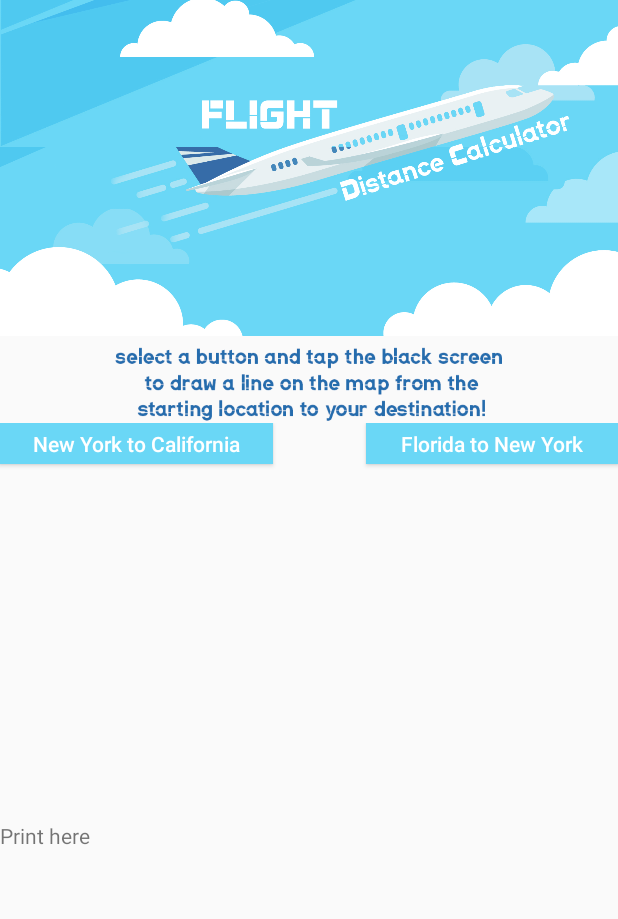
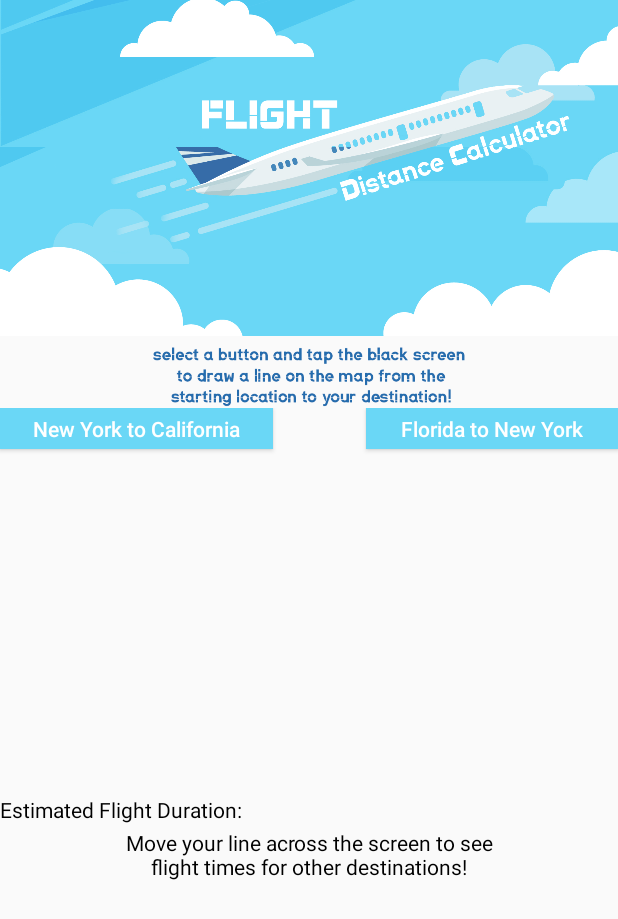
Before and after one commit to emilylakic/cs441-airplanedistancetracker, an Android app: the layout activity_main.xml on its own in the app's theme, with its tools: preview values and no code run, on a phone screen of 412 x 824 dp. Shown: the top 919 px of the screen. Run offline under Robolectric (Android 15) with nearby library versions, the phone set to English and light mode, and no system bars.

Commit message:
Figured out Florida to New York distance boundaries!

```diff
--- a/app/src/main/java/com/example/myapplication/airplanedistance/MainActivity.java
+++ b/app/src/main/java/com/example/myapplication/airplanedistance/MainActivity.java
@@ -75,7 +75,6 @@ public class MainActivity extends AppCompatActivity implements View.OnTouchListe
 
             float y = motionEvent.getY();
 
-
             customSurfaceView.setCircleX(x);
 
             customSurfaceView.setCircleY(y);
@@ -85,8 +84,8 @@ public class MainActivity extends AppCompatActivity implements View.OnTouchListe
                 ((TextView) findViewById(R.id.textview1)).setText("Distance: California");
             }
             //Distance for FL to NY
-            if(x<300 && y<120) {
-                ((TextView) findViewById(R.id.textview1)).setText("Distance: Florida");
+            if(((x>=620) && (x<=650)) && ((y>=90) || (y<=95))) {
+                ((TextView) findViewById(R.id.textview1)).setText("2h 42m");
             }
 
             if (drawLine) {
--- a/app/src/main/java/com/example/myapplication/airplanedistance/MySurface.java
+++ b/app/src/main/java/com/example/myapplication/airplanedistance/MySurface.java
@@ -21,8 +21,6 @@ public class MySurface extends SurfaceView implements SurfaceHolder.Callback {
     private Bitmap nytofl;
     private Bitmap resizedBitmap;
     private Bitmap resizedBitmap1;
-    private int thisX = 600;
-    private int thisY = 420;
 
 
     public MySurface(Context context) {
@@ -89,7 +87,7 @@ public class MySurface extends SurfaceView implements SurfaceHolder.Callback {
         paint.setColor(Color.DKGRAY);
         paint.setStrokeWidth(4);
         canvas.drawBitmap(resizedBitmap1, 0, 0, null);
-        canvas.drawLine(thisX, thisY, circleX, circleY, paint);
+        canvas.drawLine(600, 420, circleX, circleY, paint);
         //canvas.drawRect(circleX, circleY, circleX + 200, circleY + 200, paint);
         //if line reaches point x y then print out text of distance traveled!
         surfaceHolder.unlockCanvasAndPost(canvas);
--- a/app/src/main/res/layout/activity_main.xml
+++ b/app/src/main/res/layout/activity_main.xml
@@ -21,7 +21,7 @@
 
         <LinearLayout
             android:layout_width="match_parent"
-            android:layout_height="51dp"
+            android:layout_height="41dp"
             android:orientation="horizontal">
 
             <ImageView
@@ -34,7 +34,7 @@
 
         <LinearLayout
             android:layout_width="match_parent"
-            android:layout_height="39dp"
+            android:layout_height="32dp"
             android:orientation="horizontal">
 
             <Button
@@ -75,15 +75,37 @@
 
         <LinearLayout
             android:layout_width="match_parent"
-            android:layout_height="match_parent"
-            android:orientation="vertical">
+            android:layout_height="22dp"
+            android:orientation="horizontal">
+
+            <TextView
+                android:id="@+id/textView"
+                android:layout_width="174dp"
+                android:layout_height="wrap_content"
+                android:textColor="@color/black"
+                android:text="Estimated Flight Duration:" />
 
             <TextView
                 android:id="@+id/textview1"
                 android:layout_width="match_parent"
                 android:layout_height="wrap_content"
-                android:ems="10"
-                android:text="Print here" />
+                android:textColor="@color/darkblue"
+                android:ems="10" />
+
+        </LinearLayout>
+
+        <LinearLayout
+            android:layout_width="match_parent"
+            android:layout_height="match_parent"
+            android:orientation="vertical">
+
+            <TextView
+                android:id="@+id/textView4"
+                android:layout_width="match_parent"
+                android:layout_height="wrap_content"
+                android:textColor="@color/black"
+                android:gravity="center"
+                android:text="Move your line across the screen to see&#xA;flight times for other destinations!" />
         </LinearLayout>
 
     </LinearLayout>
--- a/app/src/main/res/values/colors.xml
+++ b/app/src/main/res/values/colors.xml
@@ -5,4 +5,6 @@
     <color name="colorAccent">#D81B60</color>
     <color name="white">#FFFFFF</color>
     <color name="lightblue">#6ad7f6</color>
+    <color name="black">#000000</color>
+    <color name="darkblue">#366ca8</color>
 </resources>
```
